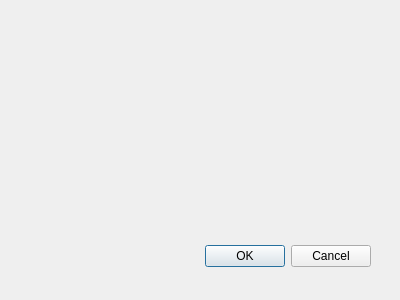
The window that Game/gamemenu.ui (Alraatla/Pirkanmaan-Valloitus) describes before a commit, drawn with Qt 5.
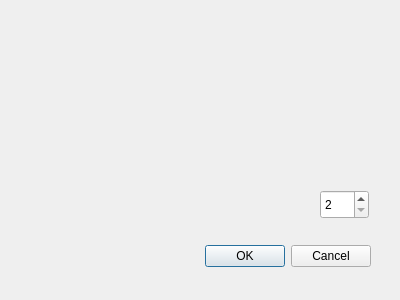
The same window after the commit.

Commit message: Added a dialog signal, and mapwindow slot, and connected them. Prints a test text on the window.

Diff of the .ui file:
```diff
--- a/Game/gamemenu.ui
+++ b/Game/gamemenu.ui
@@ -31,6 +31,22 @@
     <set>QDialogButtonBox::Cancel|QDialogButtonBox::Ok</set>
    </property>
   </widget>
+  <widget class="QSpinBox" name="playerCountSpinBox">
+   <property name="geometry">
+    <rect>
+     <x>320</x>
+     <y>190</y>
+     <width>49</width>
+     <height>29</height>
+    </rect>
+   </property>
+   <property name="minimum">
+    <number>2</number>
+   </property>
+   <property name="maximum">
+    <number>4</number>
+   </property>
+  </widget>
  </widget>
  <pixmapfunction/>
  <resources/>
```
Left out of the diff: 13 changed lines with no effect on the pictures. The commit also changes 7 other files.
